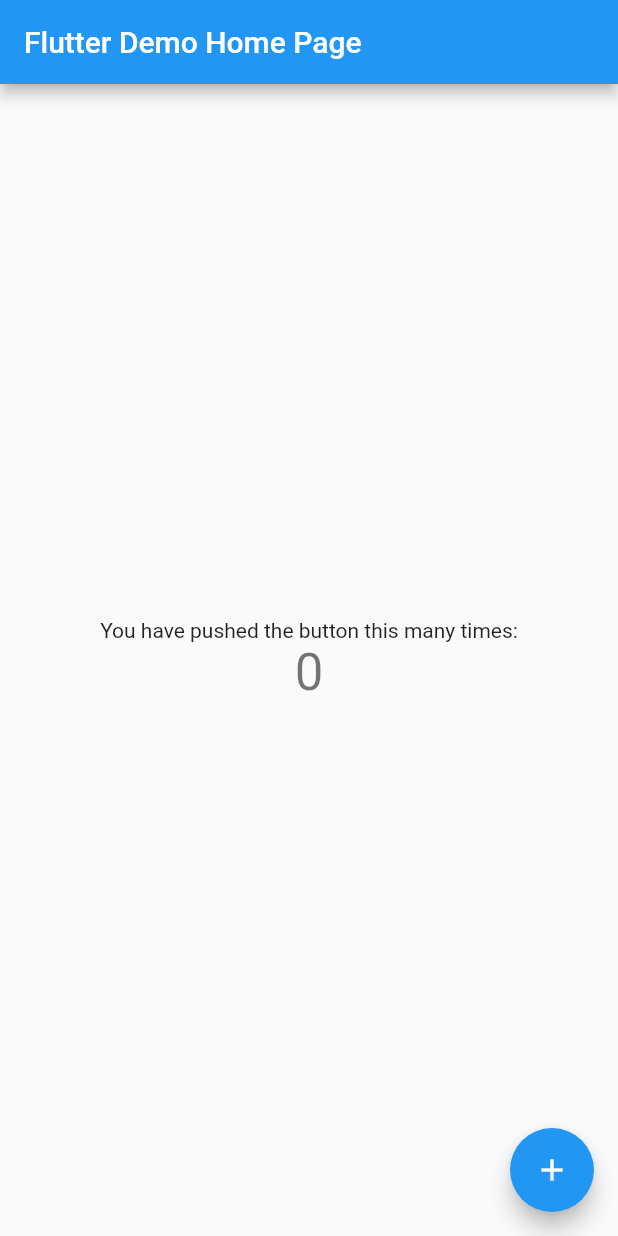
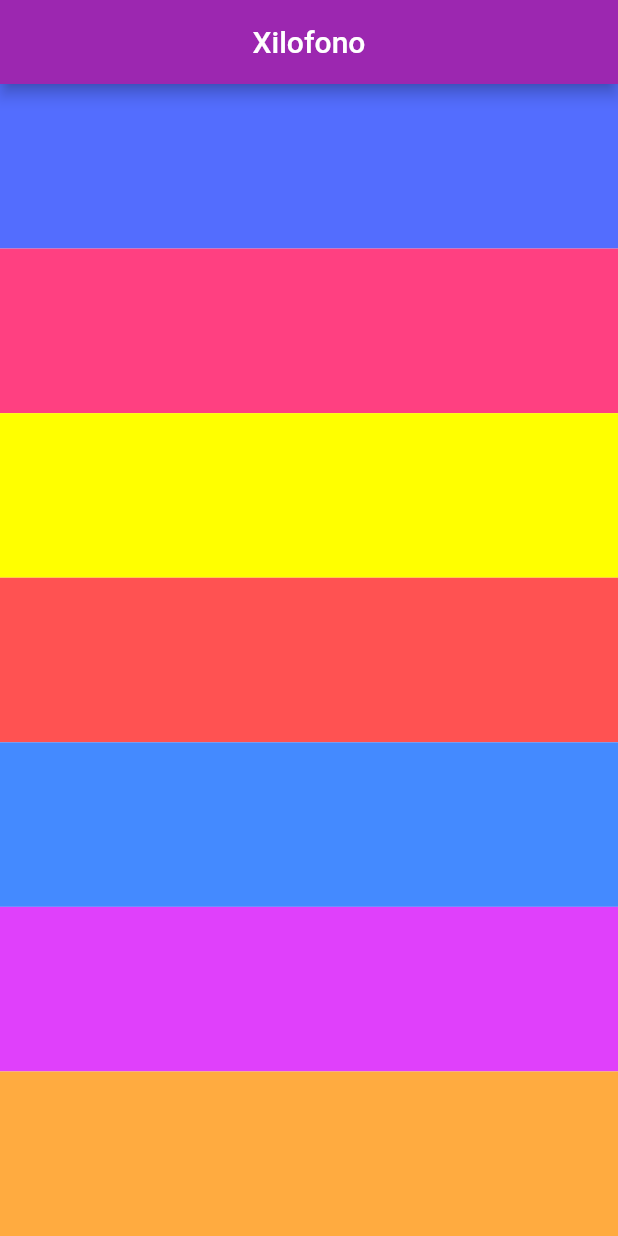
Before and after one commit to FelipePalSot/codigo_xylophone, a Flutter app: the screen it shows after launch, on a phone screen of 412 x 824 dp. Run offline on Flutter 3.47's test engine with Material 2 defaults, Android fonts, the phone set to English and light mode, and no system bars; our stand-ins replace audioplayers.

```diff
--- a/lib/main.dart
+++ b/lib/main.dart
@@ -1,115 +1,69 @@
 import 'package:flutter/material.dart';
+import 'package:audioplayers/audioplayers.dart';
 
 void main() {
-  runApp(const MyApp());
+  runApp(MyApp());
 }
 
 class MyApp extends StatelessWidget {
-  const MyApp({super.key});
-
-  // This widget is the root of your application.
   @override
   Widget build(BuildContext context) {
     return MaterialApp(
-      title: 'Flutter Demo',
-      theme: ThemeData(
-        // This is the theme of your application.
-        //
-        // Try running your application with "flutter run". You'll see the
-        // application has a blue toolbar. Then, without quitting the app, try
-        // changing the primarySwatch below to Colors.green and then invoke
-        // "hot reload" (press "r" in the console where you ran "flutter run",
-        // or simply save your changes to "hot reload" in a Flutter IDE).
-        // Notice that the counter didn't reset back to zero; the application
-        // is not restarted.
-        primarySwatch: Colors.blue,
-      ),
-      home: const MyHomePage(title: 'Flutter Demo Home Page'),
+      home: HomePage(),
     );
   }
 }
 
-class MyHomePage extends StatefulWidget {
-  const MyHomePage({super.key, required this.title});
+class HomePage extends StatelessWidget {
+  AudioPlayer audioPlayer = AudioPlayer();
 
-  // This widget is the home page of your application. It is stateful, meaning
-  // that it has a State object (defined below) that contains fields that affect
-  // how it looks.
+  void playNote(int note) {
+    audioPlayer.play(AssetSource("audios/note$note.wav"));
+  }
 
-  // This class is the configuration for the state. It holds the values (in this
-  // case the title) provided by the parent (in this case the App widget) and
-  // used by the build method of the State. Fields in a Widget subclass are
-  // always marked "final".
-
-  final String title;
-
-  @override
-  State<MyHomePage> createState() => _MyHomePageState();
-}
-
-class _MyHomePageState extends State<MyHomePage> {
-  int _counter = 0;
-
-  void _incrementCounter() {
-    setState(() {
-      // This call to setState tells the Flutter framework that something has
-      // changed in this State, which causes it to rerun the build method below
-      // so that the display can reflect the updated values. If we changed
-      // _counter without calling setState(), then the build method would not be
-      // called again, and so nothing would appear to happen.
-      _counter++;
-    });
+  Widget buildBottom({required Color colorBottom, required int note}) {
+    return Expanded(
+      child: Container(
+        color: colorBottom,
+        child: TextButton(
+          onPressed: () {
+            playNote(note);
+          },
+          child: Text(" "),
+        ),
+      ),
+    );
   }
 
   @override
   Widget build(BuildContext context) {
-    // This method is rerun every time setState is called, for instance as done
-    // by the _incrementCounter method above.
-    //
-    // The Flutter framework has been optimized to make rerunning build methods
-    // fast, so that you can just rebuild anything that needs updating rather
-    // than having to individually change instances of widgets.
     return Scaffold(
       appBar: AppBar(
-        // Here we take the value from the MyHomePage object that was created by
-        // the App.build method, and use it to set our appbar title.
-        title: Text(widget.title),
+        backgroundColor: Colors.purple,
+        title: Text("Xilofono"),
+        centerTitle: true,
       ),
-      body: Center(
-        // Center is a layout widget. It takes a single child and positions it
-        // in the middle of the parent.
-        child: Column(
-          // Column is also a layout widget. It takes a list of children and
-          // arranges them vertically. By default, it sizes itself to fit its
-          // children horizontally, and tries to be as tall as its parent.
-          //
-          // Invoke "debug painting" (press "p" in the console, choose the
-          // "Toggle Debug Paint" action from the Flutter Inspector in Android
-          // Studio, or the "Toggle Debug Paint" command in Visual Studio Code)
-          // to see the wireframe for each widget.
-          //
-          // Column has various properties to control how it sizes itself and
-          // how it positions its children. Here we use mainAxisAlignment to
-          // center the children vertically; the main axis here is the vertical
-          // axis because Columns are vertical (the cross axis would be
-          // horizontal).
-          mainAxisAlignment: MainAxisAlignment.center,
-          children: <Widget>[
-            const Text(
-              'You have pushed the button this many times:',
-            ),
-            Text(
-              '$_counter',
-              style: Theme.of(context).textTheme.headlineMedium,
-            ),
-          ],
-        ),
+      body: Column(
+        crossAxisAlignment: CrossAxisAlignment.stretch,
+        children: [
+          /*
+          buildBottom(Colors.indigoAccent, 1),
+          buildBottom(Colors.pinkAccent, 2),
+          buildBottom(Colors.yellowAccent, 3),
+          buildBottom(Colors.redAccent, 4),
+          buildBottom(Colors.blueAccent, 5),
+          buildBottom(Colors.purpleAccent, 6),
+          buildBottom(Colors.orangeAccent, 7),
+          */
+          buildBottom(colorBottom: Colors.indigoAccent, note: 1),
+          buildBottom(colorBottom: Colors.pinkAccent, note: 2),
+          buildBottom(colorBottom: Colors.yellowAccent, note: 3),
+          buildBottom(colorBottom: Colors.redAccent, note: 4),
+          buildBottom(colorBottom: Colors.blueAccent, note: 5),
+          buildBottom(colorBottom: Colors.purpleAccent, note: 6),
+          buildBottom(colorBottom: Colors.orangeAccent, note: 7),
+        ],
       ),
-      floatingActionButton: FloatingActionButton(
-        onPressed: _incrementCounter,
-        tooltip: 'Increment',
-        child: const Icon(Icons.add),
-      ), // This trailing comma makes auto-formatting nicer for build methods.
     );
   }
 }
--- a/pubspec.yaml
+++ b/pubspec.yaml
@@ -35,6 +35,7 @@
   # The following adds the Cupertino Icons font to your application.
   # Use with the CupertinoIcons class for iOS style icons.
   cupertino_icons: ^1.0.2
+  audioplayers: ^4.1.0
 
 dev_dependencies:
   flutter_test:
@@ -59,8 +60,8 @@
   uses-material-design: true
 
   # To add assets to your application, add an assets section, like this:
-  # assets:
-  #   - images/a_dot_burr.jpeg
+  assets:
+    - assets/audios/
   #   - images/a_dot_ham.jpeg
 
   # An image asset can refer to one or more resolution-specific "variants", see
```
Also changed, not shown: pubspec.lock, 8 other files.
